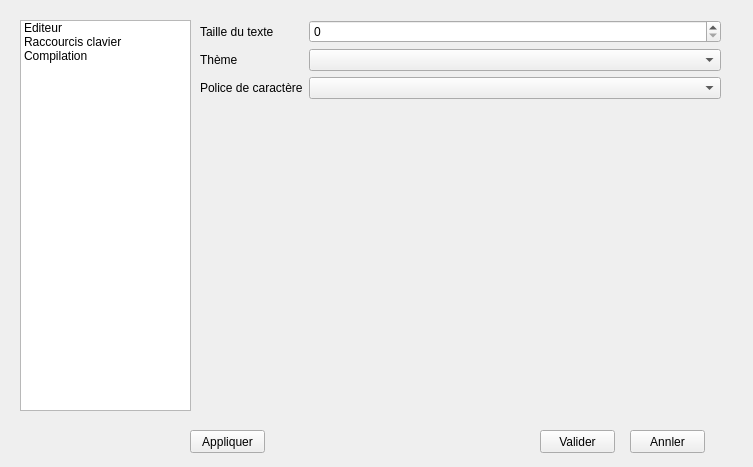
Bramas/SimTex, file source/dialogconfig.ui: the form before one commit.
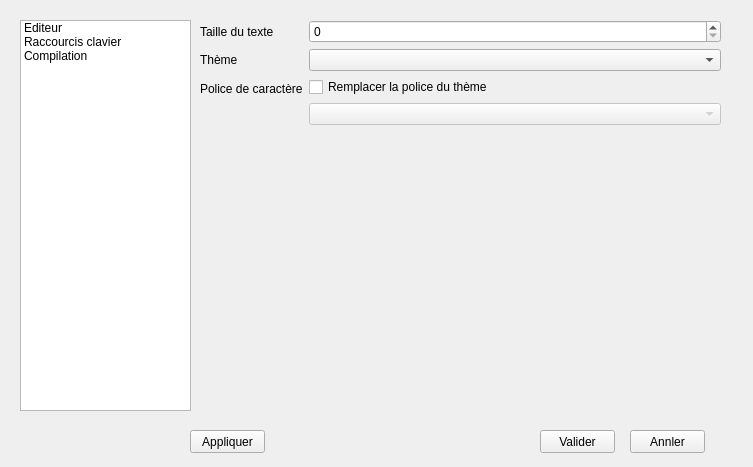
The form after the commit. The open tabs and pages were chosen to show the change.

What changed in the file:
```diff
--- a/source/dialogconfig.ui
+++ b/source/dialogconfig.ui
@@ -94,7 +94,22 @@
          </widget>
         </item>
         <item row="3" column="1">
-         <widget class="QComboBox" name="comboBox_fontFamilly"/>
+         <layout class="QVBoxLayout" name="verticalLayout">
+          <item>
+           <widget class="QCheckBox" name="checkBox_replaceDefaultFont">
+            <property name="text">
+             <string>Remplacer la police du thème</string>
+            </property>
+           </widget>
+          </item>
+          <item>
+           <widget class="QComboBox" name="comboBox_fontFamilly">
+            <property name="enabled">
+             <bool>false</bool>
+            </property>
+           </widget>
+          </item>
+         </layout>
         </item>
        </layout>
       </item>
```
Left out of the diff: 2 changed lines with no effect on the pictures.
